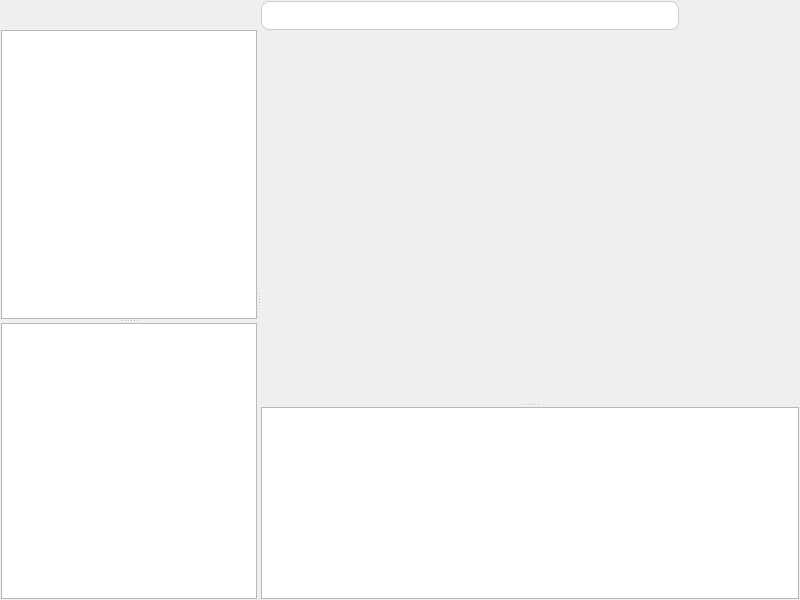
Old version of the form mainwindow.ui in the repository martinribelotta/embedded-ide.
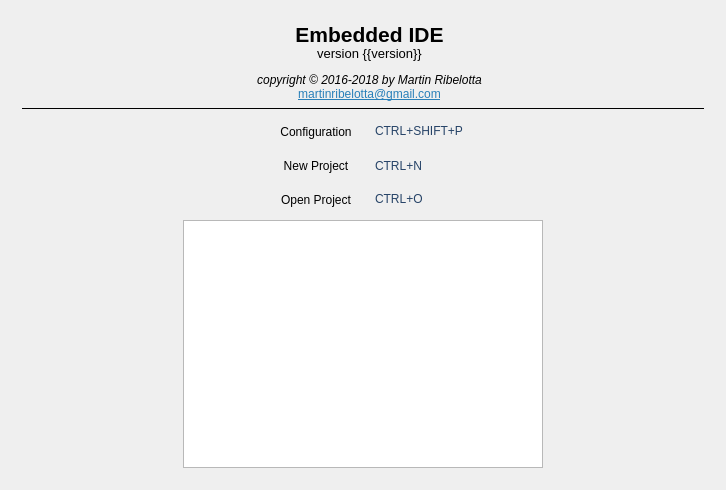
New version of the form. The open tabs and pages were chosen to show the change. Icons and pictures are not drawn. Custom widgets are drawn as their Qt base class.

Commit message: Add filesystem manager, remove menu, add welcome screen, initial configuration layer

What changed in the file:
```diff
--- a/mainwindow.ui
+++ b/mainwindow.ui
@@ -6,13 +6,98 @@
    <rect>
     <x>0</x>
     <y>0</y>
-    <width>800</width>
-    <height>600</height>
+    <width>726</width>
+    <height>490</height>
    </rect>
   </property>
-  <property name="windowTitle">
-   <string>MainWindow</string>
-  </property>
+  <layout class="QVBoxLayout" name="verticalLayout_2">
+   <property name="spacing">
+    <number>0</number>
+   </property>
+   <property name="leftMargin">
+    <number>0</number>
+   </property>
+   <property name="topMargin">
+    <number>0</number>
+   </property>
+   <property name="rightMargin">
+    <number>0</number>
+   </property>
+   <property name="bottomMargin">
+    <number>0</number>
+   </property>
+   <item>
+    <widget class="QStackedWidget" name="stackedWidget">
+     <property name="currentIndex">
+      <number>1</number>
+     </property>
+     <widget class="QWidget" name="configPage">
+      <layout class="QGridLayout" name="gridLayout_4">
+       <item row="0" column="0" colspan="3">
+        <widget class="QWidget" name="widget_3" native="true"/>
+       </item>
+       <item row="1" column="0">
+        <spacer name="horizontalSpacer_6">
+         <property name="orientation">
+          <enum>Qt::Horizontal</enum>
+         </property>
+         <property name="sizeHint" stdset="0">
+          <size>
+           <width>591</width>
+           <height>20</height>
+          </size>
+         </property>
+        </spacer>
+       </item>
+       <item row="1" column="1">
+        <widget class="QToolButton" name="buttonConfigAccept">
+         <property name="text">
+          <string>Accept</string>
+         </property>
+         <property name="icon">
+          <iconset resource="resources/resources.qrc">
+           <normaloff>:/images/actions/dialog-ok-apply.svg</normaloff>:/images/actions/dialog-ok-apply.svg</iconset>
+         </property>
+         <property name="iconSize">
+          <size>
+           <width>32</width>
+           <height>32</height>
+          </size>
+         </property>
+         <property name="toolButtonStyle">
+          <enum>Qt::ToolButtonTextUnderIcon</enum>
+         </property>
+         <property name="autoRaise">
+          <bool>true</bool>
+         </property>
+        </widget>
+       </item>
+       <item row="1" column="2">
+        <widget class="QToolButton" name="buttonConfigReject">
+         <property name="text">
+          <string>Cancel</string>
+         </property>
+         <property name="icon">
+          <iconset resource="resources/resources.qrc">
+           <normaloff>:/images/actions/dialog-close.svg</normaloff>:/images/actions/dialog-close.svg</iconset>
+         </property>
+         <property name="iconSize">
+          <size>
+           <width>32</width>
+           <height>32</height>
+          </size>
+         </property>
+         <property name="toolButtonStyle">
+          <enum>Qt::ToolButtonTextUnderIcon</enum>
+         </property>
+         <property name="autoRaise">
+          <bool>true</bool>
+         </property>
+        </widget>
+       </item>
+      </layout>
+     </widget>
+     <widget class="QWidget" name="mainPage">
   <layout class="QVBoxLayout" name="verticalLayout">
    <property name="spacing">
     <number>0</number>
@@ -423,6 +508,9 @@
             <verstretch>0</verstretch>
            </sizepolicy>
           </property>
+              <property name="verticalScrollBarPolicy">
+               <enum>Qt::ScrollBarAlwaysOn</enum>
+              </property>
          </widget>
         </widget>
        </item>
@@ -433,6 +521,353 @@
       <zorder>buttonDocumentSave</zorder>
       <zorder>documentSelector</zorder>
       <zorder>splitter_2</zorder>
+         </widget>
+        </widget>
+       </item>
+      </layout>
+     </widget>
+     <widget class="QWidget" name="welcomePage">
+      <layout class="QVBoxLayout" name="verticalLayout_3">
+       <property name="leftMargin">
+        <number>22</number>
+       </property>
+       <property name="topMargin">
+        <number>22</number>
+       </property>
+       <property name="rightMargin">
+        <number>22</number>
+       </property>
+       <property name="bottomMargin">
+        <number>22</number>
+       </property>
+       <item>
+        <layout class="QHBoxLayout" name="horizontalLayout">
+         <item>
+          <spacer name="horizontalSpacer_2">
+           <property name="orientation">
+            <enum>Qt::Horizontal</enum>
+           </property>
+           <property name="sizeHint" stdset="0">
+            <size>
+             <width>60</width>
+             <height>20</height>
+            </size>
+           </property>
+          </spacer>
+         </item>
+         <item>
+          <widget class="QLabel" name="labelLogo">
+           <property name="maximumSize">
+            <size>
+             <width>128</width>
+             <height>128</height>
+            </size>
+           </property>
+           <property name="pixmap">
+            <pixmap resource="resources/resources.qrc">:/images/embedded-ide.png</pixmap>
+           </property>
+           <property name="scaledContents">
+            <bool>true</bool>
+           </property>
+          </widget>
+         </item>
+         <item>
+          <widget class="QLabel" name="labelVersion">
+           <property name="sizePolicy">
+            <sizepolicy hsizetype="Preferred" vsizetype="Maximum">
+             <horstretch>0</horstretch>
+             <verstretch>0</verstretch>
+            </sizepolicy>
+           </property>
+           <property name="text">
+            <string>&lt;html&gt;&lt;head/&gt;&lt;body&gt;&lt;p align=&quot;center&quot;&gt;&lt;span style=&quot; font-size:16pt; font-weight:600; color:#000000;&quot;&gt;Embedded IDE&lt;br/&gt;&lt;/span&gt;&lt;span style=&quot; font-size:10pt; color:#000000;&quot;&gt;version {{version}}&lt;/span&gt;&lt;/p&gt;&lt;p align=&quot;center&quot;&gt;&lt;span style=&quot; font-style:italic; color:#000000;&quot;&gt;copyright © 2016-2018 by Martin Ribelotta&lt;br/&gt;&lt;/span&gt;&lt;a href=&quot;martinribelotta@gmail.com&quot;&gt;&lt;span style=&quot; text-decoration: underline; color:#2980b9;&quot;&gt;martinribelotta@gmail.com&lt;/span&gt;&lt;/a&gt;&lt;/p&gt;&lt;/body&gt;&lt;/html&gt;</string>
+           </property>
+          </widget>
+         </item>
+         <item>
+          <spacer name="horizontalSpacer_3">
+           <property name="orientation">
+            <enum>Qt::Horizontal</enum>
+           </property>
+           <property name="sizeHint" stdset="0">
+            <size>
+             <width>57</width>
+             <height>17</height>
+            </size>
+           </property>
+          </spacer>
+         </item>
+        </layout>
+       </item>
+       <item>
+        <widget class="Line" name="line">
+         <property name="frameShadow">
+          <enum>QFrame::Plain</enum>
+         </property>
+         <property name="orientation">
+          <enum>Qt::Horizontal</enum>
+         </property>
+        </widget>
+       </item>
+       <item>
+        <layout class="QGridLayout" name="gridLayout_5">
+         <item row="0" column="2">
+          <layout class="QGridLayout" name="gridLayout_3">
+           <item row="0" column="0" rowspan="3">
+            <spacer name="horizontalSpacer_4">
+             <property name="orientation">
+              <enum>Qt::Horizontal</enum>
+             </property>
+             <property name="sizeType">
+              <enum>QSizePolicy::Fixed</enum>
+             </property>
+             <property name="sizeHint" stdset="0">
+              <size>
+               <width>80</width>
+               <height>98</height>
+              </size>
+             </property>
+            </spacer>
+           </item>
+           <item row="0" column="1">
+            <widget class="QToolButton" name="buttonConfiguration">
+             <property name="sizePolicy">
+              <sizepolicy hsizetype="Preferred" vsizetype="Fixed">
+               <horstretch>0</horstretch>
+               <verstretch>0</verstretch>
+              </sizepolicy>
+             </property>
+             <property name="text">
+              <string>Configuration</string>
+             </property>
+             <property name="icon">
+              <iconset resource="resources/resources.qrc">
+               <normaloff>:/images/actions/configure.svg</normaloff>:/images/actions/configure.svg</iconset>
+             </property>
+             <property name="iconSize">
+              <size>
+               <width>22</width>
+               <height>22</height>
+              </size>
+             </property>
+             <property name="toolButtonStyle">
+              <enum>Qt::ToolButtonTextBesideIcon</enum>
+             </property>
+             <property name="autoRaise">
+              <bool>true</bool>
+             </property>
+            </widget>
+           </item>
+           <item row="0" column="2">
+            <widget class="QLabel" name="label_3">
+             <property name="sizePolicy">
+              <sizepolicy hsizetype="Maximum" vsizetype="Preferred">
+               <horstretch>0</horstretch>
+               <verstretch>0</verstretch>
+              </sizepolicy>
+             </property>
+             <property name="text">
+              <string>&lt;html&gt;&lt;head/&gt;&lt;body&gt;&lt;p&gt;&lt;span style=&quot; color:#264367;&quot;&gt;CTRL+SHIFT+P&lt;/span&gt;&lt;/p&gt;&lt;/body&gt;&lt;/html&gt;</string>
+             </property>
+            </widget>
+           </item>
+           <item row="0" column="3" rowspan="3">
+            <spacer name="horizontalSpacer_5">
+             <property name="orientation">
+              <enum>Qt::Horizontal</enum>
+             </property>
+             <property name="sizeType">
+              <enum>QSizePolicy::Fixed</enum>
+             </property>
+             <property name="sizeHint" stdset="0">
+              <size>
+               <width>80</width>
+               <height>98</height>
+              </size>
+             </property>
+            </spacer>
+           </item>
+           <item row="1" column="1">
+            <widget class="QToolButton" name="buttonNewProject">
+             <property name="sizePolicy">
+              <sizepolicy hsizetype="Preferred" vsizetype="Fixed">
+               <horstretch>0</horstretch>
+               <verstretch>0</verstretch>
+              </sizepolicy>
+             </property>
+             <property name="text">
+              <string>New Project</string>
+             </property>
+             <property name="icon">
+              <iconset resource="resources/resources.qrc">
+               <normaloff>:/images/actions/document-new.svg</normaloff>:/images/actions/document-new.svg</iconset>
+             </property>
+             <property name="iconSize">
+              <size>
+               <width>22</width>
+               <height>22</height>
+              </size>
+             </property>
+             <property name="toolButtonStyle">
+              <enum>Qt::ToolButtonTextBesideIcon</enum>
+             </property>
+             <property name="autoRaise">
+              <bool>true</bool>
+             </property>
+            </widget>
+           </item>
+           <item row="1" column="2">
+            <widget class="QLabel" name="label">
+             <property name="sizePolicy">
+              <sizepolicy hsizetype="Maximum" vsizetype="Preferred">
+               <horstretch>0</horstretch>
+               <verstretch>0</verstretch>
+              </sizepolicy>
+             </property>
+             <property name="text">
+              <string>&lt;html&gt;&lt;head/&gt;&lt;body&gt;&lt;p&gt;&lt;span style=&quot; color:#264367;&quot;&gt;CTRL+N&lt;/span&gt;&lt;/p&gt;&lt;/body&gt;&lt;/html&gt;</string>
+             </property>
+            </widget>
+           </item>
+           <item row="2" column="1">
+            <widget class="QToolButton" name="buttonOpenProject">
+             <property name="sizePolicy">
+              <sizepolicy hsizetype="Preferred" vsizetype="Fixed">
+               <horstretch>0</horstretch>
+               <verstretch>0</verstretch>
+              </sizepolicy>
+             </property>
+             <property name="text">
+              <string>Open Project</string>
+             </property>
+             <property name="icon">
+              <iconset resource="resources/resources.qrc">
+               <normaloff>:/images/actions/document-open.svg</normaloff>:/images/actions/document-open.svg</iconset>
+             </property>
+             <property name="iconSize">
+              <size>
+               <width>22</width>
+               <height>22</height>
+              </size>
+             </property>
+             <property name="toolButtonStyle">
+              <enum>Qt::ToolButtonTextBesideIcon</enum>
+             </property>
+             <property name="autoRaise">
+              <bool>true</bool>
+             </property>
+            </widget>
+           </item>
+           <item row="2" column="2">
+            <widget class="QLabel" name="label_2">
+             <property name="sizePolicy">
+              <sizepolicy hsizetype="Maximum" vsizetype="Preferred">
+               <horstretch>0</horstretch>
+               <verstretch>0</verstretch>
+              </sizepolicy>
+             </property>
+             <property name="text">
+              <string>&lt;html&gt;&lt;head/&gt;&lt;body&gt;&lt;p&gt;&lt;span style=&quot; color:#264367;&quot;&gt;CTRL+O&lt;/span&gt;&lt;/p&gt;&lt;/body&gt;&lt;/html&gt;</string>
+             </property>
+            </widget>
+           </item>
+          </layout>
+         </item>
+         <item row="1" column="1">
+          <spacer name="horizontalSpacer_7">
+           <property name="orientation">
+            <enum>Qt::Horizontal</enum>
+           </property>
+           <property name="sizeType">
+            <enum>QSizePolicy::MinimumExpanding</enum>
+           </property>
+           <property name="sizeHint" stdset="0">
+            <size>
+             <width>58</width>
+             <height>20</height>
+            </size>
+           </property>
+          </spacer>
+         </item>
+         <item row="1" column="2">
+          <widget class="QListView" name="recentProjectsView">
+           <property name="sizePolicy">
+            <sizepolicy hsizetype="Preferred" vsizetype="Expanding">
+             <horstretch>0</horstretch>
+             <verstretch>0</verstretch>
+            </sizepolicy>
+           </property>
+           <property name="minimumSize">
+            <size>
+             <width>360</width>
+             <height>0</height>
+            </size>
+           </property>
+           <property name="editTriggers">
+            <set>QAbstractItemView::NoEditTriggers</set>
+           </property>
+           <property name="alternatingRowColors">
+            <bool>true</bool>
+           </property>
+           <property name="iconSize">
+            <size>
+             <width>22</width>
+             <height>22</height>
+            </size>
+           </property>
+           <property name="textElideMode">
+            <enum>Qt::ElideMiddle</enum>
+           </property>
+           <property name="uniformItemSizes">
+            <bool>true</bool>
+           </property>
+          </widget>
+         </item>
+         <item row="1" column="3">
+          <spacer name="horizontalSpacer_8">
+           <property name="orientation">
+            <enum>Qt::Horizontal</enum>
+           </property>
+           <property name="sizeType">
+            <enum>QSizePolicy::MinimumExpanding</enum>
+           </property>
+           <property name="sizeHint" stdset="0">
+            <size>
+             <width>58</width>
+             <height>20</height>
+            </size>
+           </property>
+          </spacer>
+         </item>
+         <item row="0" column="4" rowspan="2">
+          <spacer name="verticalSpacer">
+           <property name="orientation">
+            <enum>Qt::Vertical</enum>
+           </property>
+           <property name="sizeHint" stdset="0">
+            <size>
+             <width>20</width>
+             <height>40</height>
+            </size>
+           </property>
+          </spacer>
+         </item>
+         <item row="0" column="0" rowspan="2">
+          <spacer name="verticalSpacer_2">
+           <property name="orientation">
+            <enum>Qt::Vertical</enum>
+           </property>
+           <property name="sizeHint" stdset="0">
+            <size>
+             <width>20</width>
+             <height>40</height>
+            </size>
+           </property>
+          </spacer>
+         </item>
+        </layout>
+       </item>
+      </layout>
      </widget>
     </widget>
    </item>
```
Left out of the diff: 40 changed lines with no effect on the pictures. Lines whose indentation alone changed are shown as unchanged. The commit also changes 20 other files.
